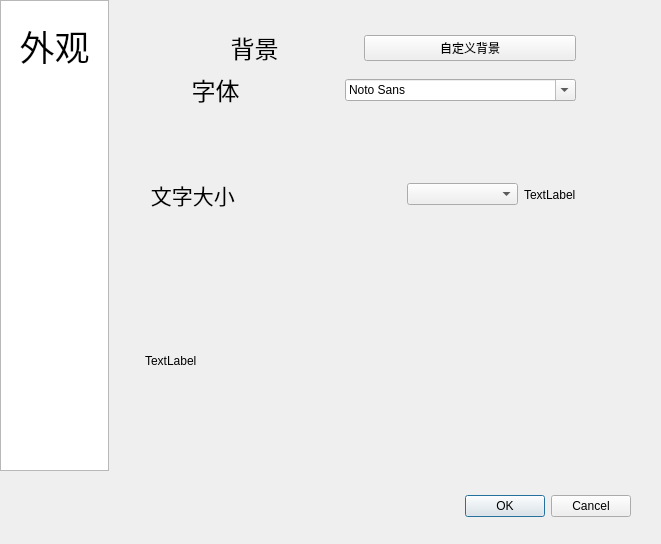
Qt form settings.ui (iylfei/MusicPlayer) before a commit.
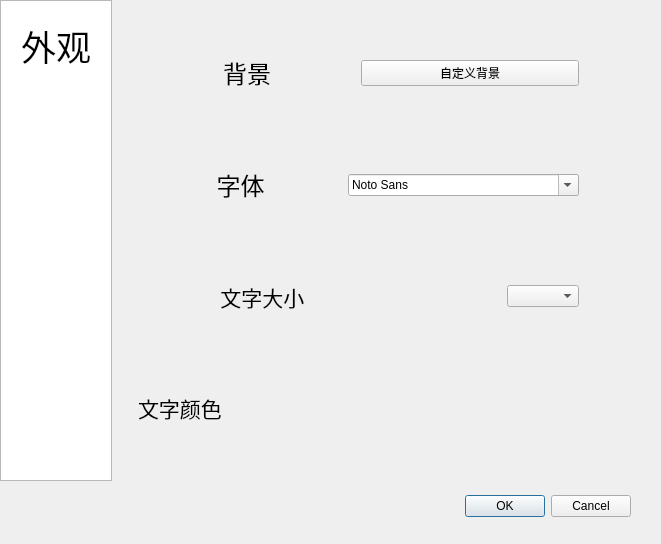
The same form after that commit.

The edit to the form file:
```diff
--- a/settings.ui
+++ b/settings.ui
@@ -10,8 +10,20 @@
     <height>544</height>
    </rect>
   </property>
+  <property name="minimumSize">
+   <size>
+    <width>661</width>
+    <height>544</height>
+   </size>
+  </property>
+  <property name="maximumSize">
+   <size>
+    <width>661</width>
+    <height>544</height>
+   </size>
+  </property>
   <property name="windowTitle">
-   <string>Dialog</string>
+   <string>设置</string>
   </property>
   <widget class="QDialogButtonBox" name="buttonBox">
    <property name="geometry">
@@ -35,10 +47,10 @@
      <x>0</x>
      <y>0</y>
      <width>661</width>
-     <height>471</height>
+     <height>481</height>
     </rect>
    </property>
-   <layout class="QHBoxLayout" name="horizontalLayout" stretch="1,5">
+   <layout class="QHBoxLayout" name="horizontalLayout" stretch="1,0">
     <item>
      <widget class="QListWidget" name="settingList">
       <property name="styleSheet">
@@ -69,21 +81,45 @@
     </item>
     <item>
      <widget class="QStackedWidget" name="settingStacked">
+      <property name="currentIndex">
+       <number>0</number>
+      </property>
       <widget class="QWidget" name="performance">
+       <property name="minimumSize">
+        <size>
+         <width>543</width>
+         <height>469</height>
+        </size>
+       </property>
+       <property name="maximumSize">
+        <size>
+         <width>543</width>
+         <height>469</height>
+        </size>
+       </property>
        <widget class="QWidget" name="layoutWidget">
         <property name="geometry">
          <rect>
-          <x>30</x>
-          <y>30</y>
-          <width>431</width>
-          <height>411</height>
+          <x>20</x>
+          <y>20</y>
+          <width>441</width>
+          <height>441</height>
          </rect>
         </property>
-        <layout class="QVBoxLayout" name="performanceLayout">
+        <layout class="QVBoxLayout" name="performanceLayout" stretch="1,1,1,1">
          <item>
           <layout class="QHBoxLayout" name="backgroundLayout">
+           <property name="spacing">
+            <number>5</number>
+           </property>
            <item>
             <widget class="QLabel" name="backgroundlabel">
+             <property name="sizePolicy">
+              <sizepolicy hsizetype="Expanding" vsizetype="Expanding">
+               <horstretch>0</horstretch>
+               <verstretch>0</verstretch>
+              </sizepolicy>
+             </property>
              <property name="font">
               <font>
                <family>黑体</family>
@@ -91,7 +127,7 @@
               </font>
              </property>
              <property name="text">
-              <string> 背景</string>
+              <string>背景</string>
              </property>
              <property name="alignment">
               <set>Qt::AlignmentFlag::AlignCenter</set>
@@ -100,6 +136,12 @@
            </item>
            <item>
             <widget class="QPushButton" name="backgroundButton">
+             <property name="sizePolicy">
+              <sizepolicy hsizetype="Expanding" vsizetype="Fixed">
+               <horstretch>0</horstretch>
+               <verstretch>0</verstretch>
+              </sizepolicy>
+             </property>
              <property name="text">
               <string>自定义背景</string>
              </property>
@@ -108,9 +150,18 @@
           </layout>
          </item>
          <item>
-          <layout class="QHBoxLayout" name="fontFamilyLayout" stretch="3,1,3">
+          <layout class="QHBoxLayout" name="fontFamilyLayout" stretch="3,0">
+           <property name="spacing">
+            <number>5</number>
+           </property>
            <item>
             <widget class="QLabel" name="fontFamilyLabel">
+             <property name="sizePolicy">
+              <sizepolicy hsizetype="Expanding" vsizetype="Expanding">
+               <horstretch>0</horstretch>
+               <verstretch>0</verstretch>
+              </sizepolicy>
+             </property>
              <property name="font">
               <font>
                <family>黑体</family>
@@ -125,15 +176,14 @@
              </property>
             </widget>
            </item>
-           <item>
-            <widget class="QLabel" name="previewLabel">
-             <property name="text">
-              <string/>
-             </property>
-            </widget>
-           </item>
            <item>
             <widget class="QFontComboBox" name="fontComboBox">
+             <property name="sizePolicy">
+              <sizepolicy hsizetype="Expanding" vsizetype="Fixed">
+               <horstretch>0</horstretch>
+               <verstretch>0</verstretch>
+              </sizepolicy>
+             </property>
              <property name="currentFont">
               <font>
                <family>微软雅黑</family>
@@ -144,9 +194,18 @@
           </layout>
          </item>
          <item>
-          <layout class="QHBoxLayout" name="fontsizeLayout" stretch="0,3,2,0">
+          <layout class="QHBoxLayout" name="fontsizeLayout" stretch="4,2,2">
+           <property name="spacing">
+            <number>5</number>
+           </property>
            <item>
             <widget class="QLabel" name="sizelabel">
+             <property name="sizePolicy">
+              <sizepolicy hsizetype="Expanding" vsizetype="Expanding">
+               <horstretch>0</horstretch>
+               <verstretch>0</verstretch>
+              </sizepolicy>
+             </property>
              <property name="font">
               <font>
                <pointsize>16</pointsize>
@@ -174,23 +233,51 @@
             </spacer>
            </item>
            <item>
-            <widget class="QComboBox" name="sizecomboBox"/>
+            <widget class="QComboBox" name="sizecomboBox">
+             <property name="sizePolicy">
+              <sizepolicy hsizetype="Fixed" vsizetype="Fixed">
+               <horstretch>0</horstretch>
+               <verstretch>0</verstretch>
+              </sizepolicy>
+             </property>
+            </widget>
            </item>
+          </layout>
+         </item>
+         <item>
+          <layout class="QHBoxLayout" name="fontColorLayout">
+           <property name="spacing">
+            <number>5</number>
+           </property>
            <item>
             <widget class="QLabel" name="label">
+             <property name="sizePolicy">
+              <sizepolicy hsizetype="Expanding" vsizetype="Expanding">
+               <horstretch>0</horstretch>
+               <verstretch>0</verstretch>
+              </sizepolicy>
+             </property>
+             <property name="font">
+              <font>
+               <family>微软雅黑</family>
+               <pointsize>16</pointsize>
+              </font>
+             </property>
              <property name="text">
-              <string>TextLabel</string>
+              <string>文字颜色</string>
              </property>
             </widget>
            </item>
-          </layout>
-         </item>
-         <item>
-          <layout class="QHBoxLayout" name="horizontalLayout_2">
            <item>
-            <widget class="QLabel" name="label_2">
+            <widget class="QLabel" name="fontColorlabel">
+             <property name="sizePolicy">
+              <sizepolicy hsizetype="Fixed" vsizetype="Fixed">
+               <horstretch>0</horstretch>
+               <verstretch>0</verstretch>
+              </sizepolicy>
+             </property>
              <property name="text">
-              <string>TextLabel</string>
+              <string/>
              </property>
             </widget>
            </item>
```
